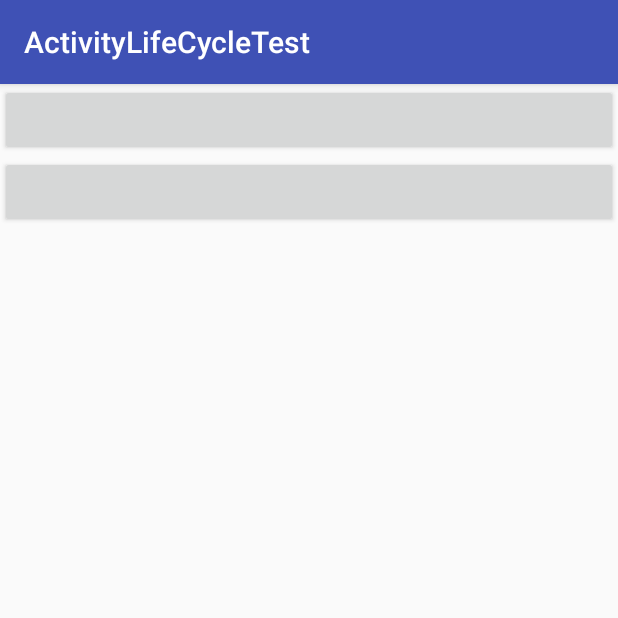
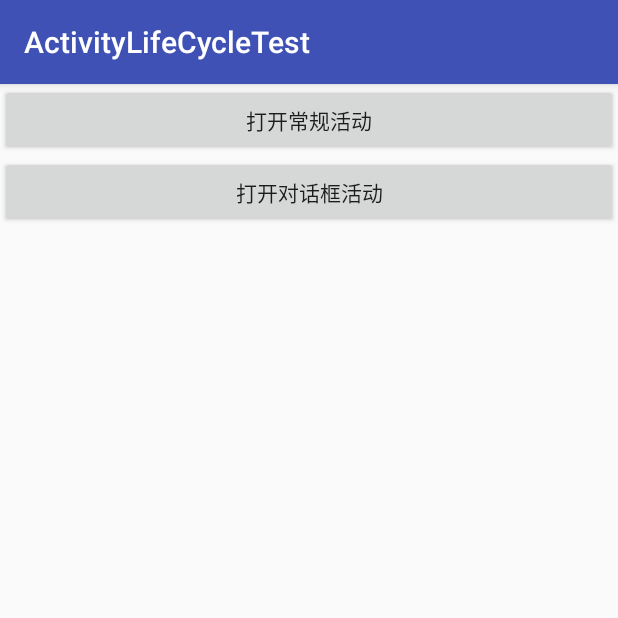
Before and after one commit to a-wander/Android_FLC, an Android app: the screen it shows after launch (MainActivity), on a phone screen of 412 x 824 dp, the top half of it. Run offline under Robolectric (Android 15) with nearby library versions, the phone set to English and light mode, and no system bars.

Commit message:
增加生命周期函数

```diff
--- a/ActivityLifeCycleTest/app/src/main/java/com/zhangyong/activitylifecycletest/MainActivity.java
+++ b/ActivityLifeCycleTest/app/src/main/java/com/zhangyong/activitylifecycletest/MainActivity.java
@@ -1,13 +1,78 @@
 package com.zhangyong.activitylifecycletest;
 
+import android.content.DialogInterface;
+import android.content.Intent;
 import android.support.v7.app.AppCompatActivity;
 import android.os.Bundle;
+import android.util.Log;
+import android.view.View;
 
-public class MainActivity extends AppCompatActivity {
+public class MainActivity extends AppCompatActivity implements View.OnClickListener {
+
+    private static final String TAG = "MainActivity";
 
     @Override
     protected void onCreate(Bundle savedInstanceState) {
         super.onCreate(savedInstanceState);
         setContentView(R.layout.activity_main);
+        if (savedInstanceState != null) {
+            String temp = savedInstanceState.getString("key");
+            Log.d(TAG, "onCreate: "+temp);
+        }
+    }
+
+    @Override
+    public void onClick(View view) {
+        int id = view.getId();
+        if (id == R.id.start_normal_activity) {
+            Intent intent = new Intent(MainActivity.this, NormalActivity.class);
+            startActivity(intent);
+        }
+        else if (id == R.id.start_dialog_activity) {
+            Intent intent = new Intent(MainActivity.this, DialogActivity.class);
+            startActivity(intent);
+        }
+    }
+
+    @Override
+    protected void onStart() {
+        super.onStart();
+        Log.d(TAG, "onStart: ");
+    }
+
+    @Override
+    protected void onResume() {
+        super.onResume();
+        Log.d(TAG, "onResume: ");
+    }
+
+    @Override
+    protected void onPause() {
+        super.onPause();
+        Log.d(TAG, "onPause: ");
+    }
+
+    @Override
+    protected void onStop() {
+        super.onStop();
+        Log.d(TAG, "onStop: ");
+    }
+
+    @Override
+    protected void onDestroy() {
+        super.onDestroy();
+        Log.d(TAG, "onDestroy: ");
+    }
+
+    @Override
+    protected void onRestart() {
+        super.onRestart();
+        Log.d(TAG, "onRestart: ");
+    }
+
+    @Override
+    protected void onSaveInstanceState(Bundle outState) {
+        super.onSaveInstanceState(outState);
+        outState.putString("key", "value");
     }
 }
--- a/ActivityLifeCycleTest/app/src/main/res/layout/activity_main.xml
+++ b/ActivityLifeCycleTest/app/src/main/res/layout/activity_main.xml
@@ -10,9 +10,13 @@
     <Button
         android:id="@+id/start_normal_activity"
         android:layout_width="match_parent"
-        android:layout_height="wrap_content" />
+        android:layout_height="wrap_content"
+        android:text="打开常规活动"/>
 
     <Button
+        android:id="@+id/start_dialog_activity"
         android:layout_width="match_parent"
-        android:layout_height="wrap_content" />
+        android:layout_height="wrap_content"
+        android:text="打开对话框活动"/>
+
 </LinearLayout>
```
